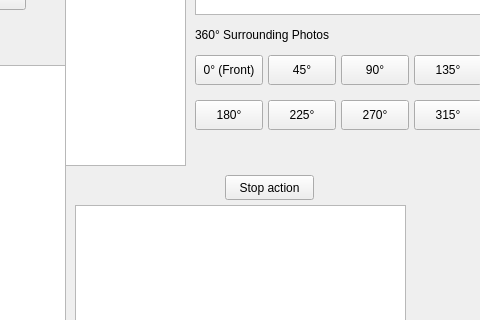
yangchihyuan/RobotNurseHelper, file Server/Kebbi/mainwindow.ui: the form before one commit; both pictures show x 275 to 755 and y 415 to 735 of the 1126 by 857 pixel window.
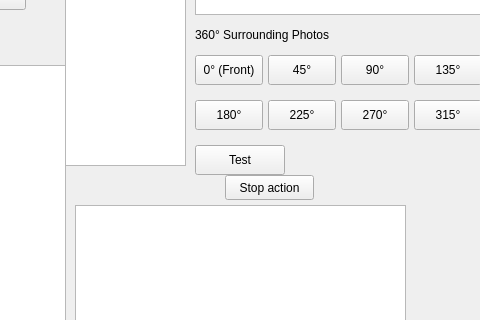
The form after the commit.

The edit to the form file:
```diff
--- a/Server/Kebbi/mainwindow.ui
+++ b/Server/Kebbi/mainwindow.ui
@@ -502,6 +502,19 @@
        <string>315°</string>
       </property>
      </widget>
+     <widget class="QPushButton" name="pushButton_test">
+      <property name="geometry">
+       <rect>
+        <x>470</x>
+        <y>560</y>
+        <width>90</width>
+        <height>30</height>
+       </rect>
+      </property>
+      <property name="text">
+       <string>Test</string>
+      </property>
+     </widget>
    <widget class="QLabel" name="label_22">
     <property name="geometry">
      <rect>
```
